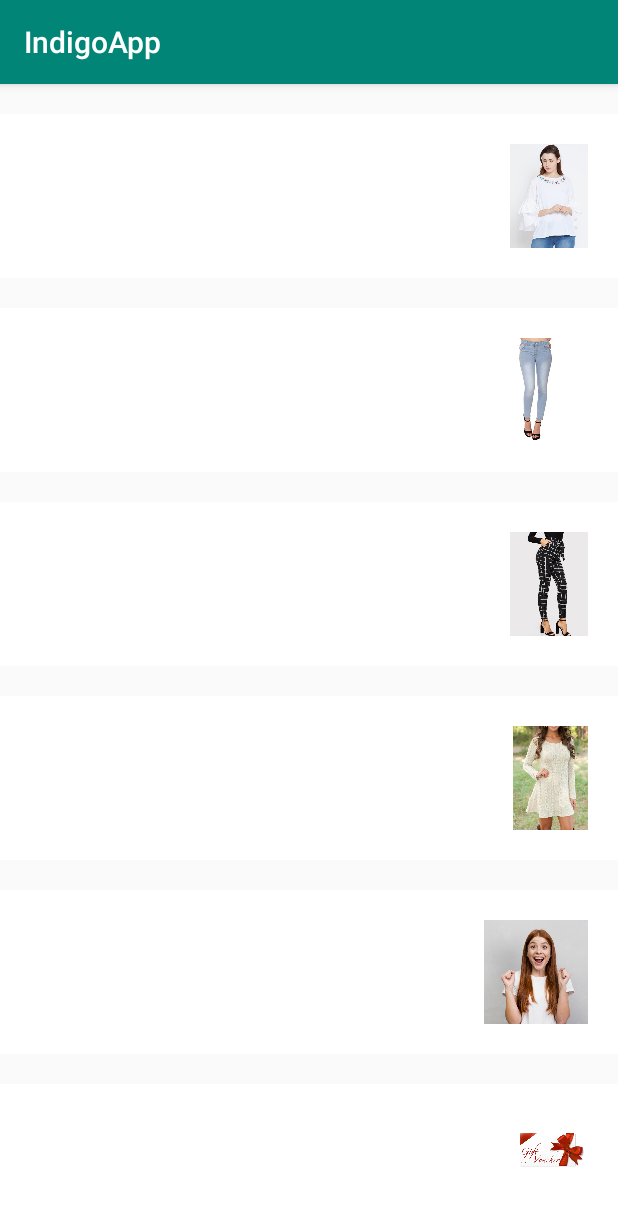
After one commit to ShadiniKalansooriya/Indigo, an Android app: the ProductsDisplay screen opened directly, with no data from a screen before it, on a phone screen of 412 x 824 dp. The commit adds this screen. Shown: the top 1205 px of the screen. Run offline under Robolectric (Android 15) with nearby library versions, the phone set to English and light mode, and no system bars; Roboto replaces fonts that are not available here.

Commit message:
First Commit - priyanka

```diff
--- a/app/src/main/AndroidManifest.xml
+++ b/app/src/main/AndroidManifest.xml
@@ -9,6 +9,7 @@
         android:roundIcon="@mipmap/ic_launcher_round"
         android:supportsRtl="true"
         android:theme="@style/AppTheme">
+        <activity android:name=".ProductsDisplay"></activity>
         <activity android:name=".MainActivity">
             <intent-filter>
                 <action android:name="android.intent.action.MAIN" />
@@ -16,6 +17,7 @@
                 <category android:name="android.intent.category.LAUNCHER" />
             </intent-filter>
         </activity>
+
         <meta-data
             android:name="preloaded_fonts"
             android:resource="@array/preloaded_fonts" />
--- /dev/null
+++ b/app/src/main/java/com/example/indigoapp/ProductsDisplay.java
@@ -0,0 +1,14 @@
+package com.example.indigoapp;
+
+import androidx.appcompat.app.AppCompatActivity;
+
+import android.os.Bundle;
+
+public class ProductsDisplay extends AppCompatActivity {
+
+    @Override
+    protected void onCreate(Bundle savedInstanceState) {
+        super.onCreate(savedInstanceState);
+        setContentView(R.layout.activity_products_display);
+    }
+}
--- a/app/src/main/res/drawable/ic_launcher_background.xml
+++ b/app/src/main/res/drawable/ic_launcher_background.xml
@@ -5,7 +5,7 @@
     android:viewportWidth="108"
     android:viewportHeight="108">
     <path
-        android:fillColor="#008577"
+        android:fillColor="#3DDC84"
         android:pathData="M0,0h108v108h-108z" />
     <path
         android:fillColor="#00000000"
--- /dev/null
+++ b/app/src/main/res/layout/activity_products_display.xml
@@ -0,0 +1,122 @@
+<?xml version="1.0" encoding="utf-8"?>
+<androidx.constraintlayout.widget.ConstraintLayout
+
+    xmlns:android="http://schemas.android.com/apk/res/android"
+    xmlns:app="http://schemas.android.com/apk/res-auto"
+    xmlns:tools="http://schemas.android.com/tools"
+    android:layout_width="match_parent"
+    android:layout_height="match_parent"
+    tools:context= ".MainActivity" >
+
+<LinearLayout
+android:id="@+id/linearLayout"
+android:layout_width="fill_parent"
+android:layout_height="fill_parent"
+android:orientation="vertical"
+app:layout_constraintBottom_toBottomOf="parent"
+app:layout_constraintEnd_toEndOf="parent"
+app:layout_constraintHorizontal_bias="0.0"
+app:layout_constraintStart_toStartOf="parent"
+app:layout_constraintTop_toTopOf="parent"
+app:layout_constraintVertical_bias="0.903">
+
+
+
+
+
+<ImageButton
+    android:id="@+id/imageButton1"
+    android:layout_width="match_parent"
+    android:layout_height="109dp"
+    android:background="@android:color/white"
+    android:contentDescription="@string/top_button"
+    android:drawableRight="@drawable/tops"
+    android:scaleType="fitEnd"
+    android:src="@drawable/tops"
+    android:text="@string/top_button"
+    android:textAllCaps="true"
+    android:textColor="@android:color/holo_purple"
+    android:layout_centerHorizontal="true"
+    android:layout_marginTop="20dp"
+    android:padding="20dp"/>
+
+<ImageButton
+    android:id="@+id/imageButton2"
+    android:layout_width="match_parent"
+    android:layout_height="109dp"
+    android:background="@android:color/white"
+    android:contentDescription="@string/denim_button"
+    android:scaleType="fitEnd"
+    android:text="@string/denim_button"
+    android:textAllCaps="true"
+    android:textColor="@android:color/holo_purple"
+    app:srcCompat="@drawable/denim"
+    android:layout_centerHorizontal="true"
+    android:layout_marginTop="20dp"
+    android:padding="20dp"/>
+
+<ImageButton
+    android:id="@+id/imageButton3"
+    android:layout_width="match_parent"
+    android:layout_height="109dp"
+    android:background="@android:color/white"
+    android:contentDescription="@string/pant_button"
+    android:scaleType="fitEnd"
+    android:text="@string/pant_button"
+    android:textAllCaps="true"
+    android:textColor="@android:color/holo_purple"
+    app:srcCompat="@drawable/pants"
+    android:layout_centerHorizontal="true"
+    android:layout_marginTop="20dp"
+    android:padding="20dp"/>
+
+<ImageButton
+    android:id="@+id/imageButton4"
+    android:layout_width="match_parent"
+    android:layout_height="109dp"
+    android:background="@android:color/white"
+    android:contentDescription="@string/dress_button"
+    android:scaleType="fitEnd"
+    android:text="@string/dress_button"
+    android:textAllCaps="true"
+    android:textColor="@android:color/holo_purple"
+    app:srcCompat="@drawable/dress"
+    android:layout_centerHorizontal="true"
+    android:layout_marginTop="20dp"
+    android:padding="20dp"/>
+
+<ImageButton
+    android:id="@+id/imageButton5"
+    android:layout_width="match_parent"
+    android:layout_height="109dp"
+    android:background="@android:color/white"
+    android:contentDescription= "@string/saving_button"
+    android:scaleType="fitEnd"
+    android:text="@string/saving_button"
+    android:textAllCaps="true"
+    android:textColor="@android:color/holo_purple"
+    app:srcCompat="@drawable/savings"
+    android:layout_centerHorizontal="true"
+    android:layout_marginTop="20dp"
+    android:padding="20dp"/>
+
+<ImageButton
+    android:id="@+id/imageButton6"
+    android:layout_width="match_parent"
+    android:layout_height="88dp"
+    android:background="@android:color/white"
+    android:contentDescription= "@string/top_button"
+    android:scaleType="fitEnd"
+    android:text= "@string/top_button"
+    android:textAllCaps="true"
+    android:textColor="#ff3a8aec"
+    app:srcCompat="@drawable/voucher2"
+    android:layout_centerHorizontal="true"
+    android:layout_marginTop="20dp"
+    android:padding="20dp"/>
+
+
+
+</LinearLayout>
+
+    </androidx.constraintlayout.widget.ConstraintLayout>
--- a/app/src/main/res/values/strings.xml
+++ b/app/src/main/res/values/strings.xml
@@ -2,4 +2,11 @@
     <string name="app_name">IndigoApp</string>
     <string name="loginpageheader">ALREADY REGISTERED ?</string>
     <string name="socialaccountsigninheader">Sign in with social accounts</string>
+    <string name="top_button">Tops</string>
+    <string name="denim_button">Denims</string>
+    <string name="pant_button">Pants</string>
+    <string name="dress_button">Dress</string>
+    <string name="saving_button">Savings</string>
+    <string name="voucher_button">Vouchers</string>
+
 </resources>
```
Also changed, not shown: app/src/main/res/drawable/denim.jpg (added), app/src/main/res/drawable/dress.jpg (added), app/src/main/res/drawable/pants.jpg (added), app/src/main/res/drawable/savings.jpg (added), app/src/main/res/drawable/tops.jpg (added), app/src/main/res/drawable/voucher2.png (added).
